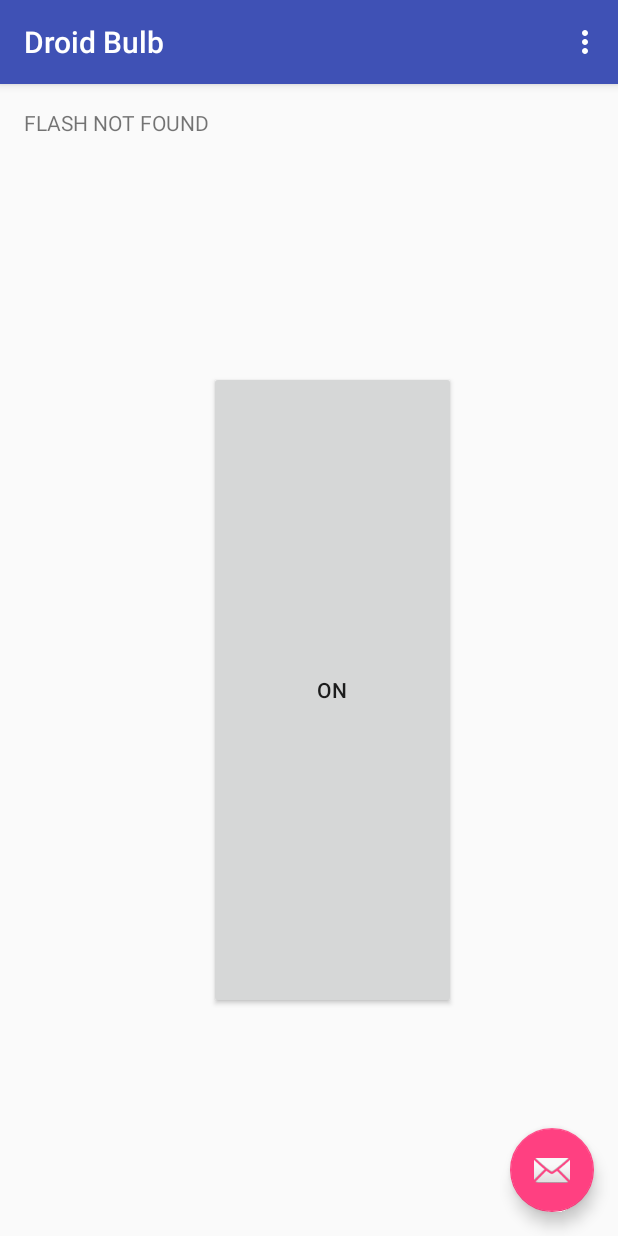
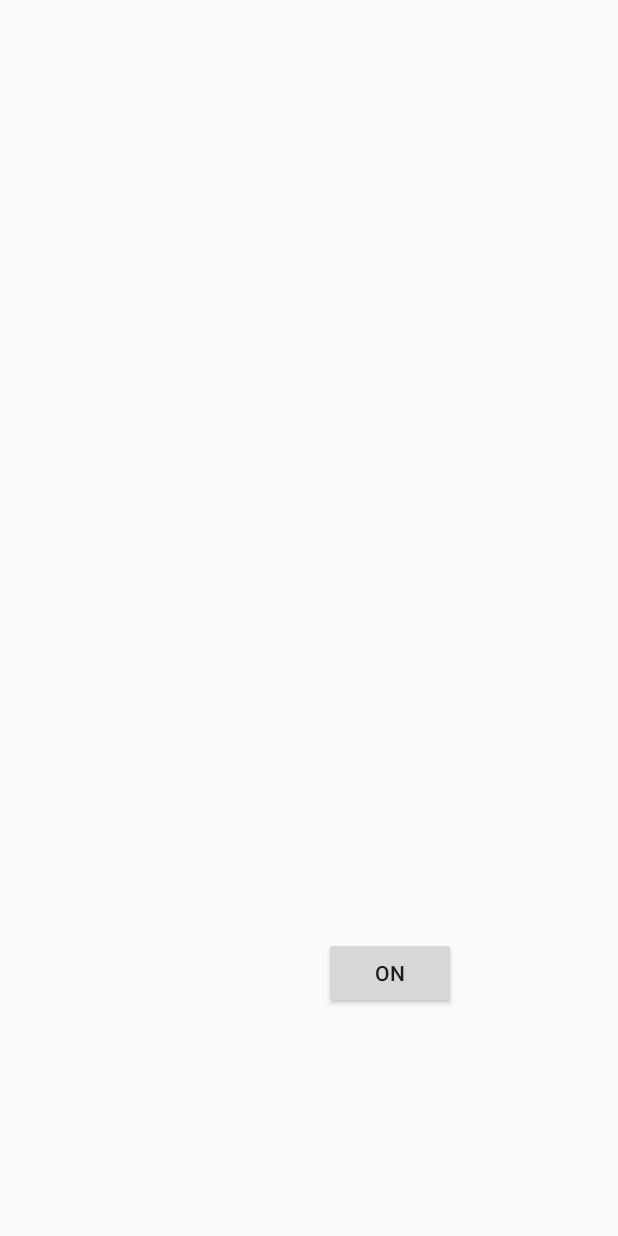
Before and after one commit to rkoeninger/AndroidKotlin, an Android app: the screen it shows after launch (MainActivity), after a tap on "TOGGLE LIGHT", on a phone screen of 412 x 824 dp. Run offline under Robolectric (Android 15) with nearby library versions, the phone set to English and light mode, and no system bars.

Commit message:
Simplified UI, updated to Kotlin 1.1.1

```diff
--- a/app/src/main/kotlin/rkoeninger/droidbulb/MainActivity.kt
+++ b/app/src/main/kotlin/rkoeninger/droidbulb/MainActivity.kt
@@ -4,8 +4,6 @@ import android.content.pm.PackageManager
 import android.hardware.Camera
 import android.hardware.Camera.Parameters
 import android.os.Bundle
-import android.support.design.widget.FloatingActionButton
-import android.support.design.widget.Snackbar
 import android.support.v7.app.AppCompatActivity
 import android.support.v7.widget.Toolbar
 import android.view.View
@@ -19,14 +17,6 @@ class MainActivity : AppCompatActivity() {
     override fun onCreate(savedInstanceState: Bundle?) {
         super.onCreate(savedInstanceState)
         setContentView(R.layout.activity_main)
-        val toolbar = findViewById(R.id.toolbar) as Toolbar
-        setSupportActionBar(toolbar)
-
-        val fab = findViewById(R.id.fab) as FloatingActionButton
-        fab.setOnClickListener { view ->
-            Snackbar.make(view, "Replace with your own action", Snackbar.LENGTH_LONG)
-                    .setAction("Action", null).show()
-        }
     }
 
     override fun onCreateOptionsMenu(menu: Menu): Boolean {
@@ -55,32 +45,32 @@ class MainActivity : AppCompatActivity() {
     fun onLightToggle(@Suppress("UNUSED_PARAMETER") view: View) {
         val butt = findViewById(R.id.toggleButton) as Button
         butt.text = if (butt.text == "On") "Off" else "On"
-        val tv = findViewById(R.id.textView) as TextView
         val flashAvailable = packageManager.hasSystemFeature(PackageManager.FEATURE_CAMERA_FLASH)
-        tv.text = if (flashAvailable) "Flash Available" else "FLASH NOT FOUND"
+
         if (flashAvailable) {
-            val cam = if (camRef.size > 0) {
+            val cam =
+                if (camRef.size > 0) {
                     camRef[0]
                 } else {
                     val c = Camera.open()
                     camRef.add(c)
                     c
                 }
+
             if (cam == null) {
-                tv.text = "No Camera"
                 return
             }
+
             val p = cam.parameters
+
             if (p.flashMode == Parameters.FLASH_MODE_TORCH) {
                 p.flashMode = Parameters.FLASH_MODE_AUTO
                 cam.parameters = p
                 cam.stopPreview()
-                tv.text = "Light Turned Off"
             } else {
                 p.flashMode = Parameters.FLASH_MODE_TORCH
                 cam.parameters = p
                 cam.startPreview()
-                tv.text = "Light Turned On"
             }
         }
     }
--- a/app/src/main/res/layout/activity_main.xml
+++ b/app/src/main/res/layout/activity_main.xml
@@ -7,28 +7,6 @@
     android:fitsSystemWindows="true"
     tools:context="rkoeninger.droidbulb.MainActivity">
 
-    <android.support.design.widget.AppBarLayout
-        android:layout_width="match_parent"
-        android:layout_height="wrap_content"
-        android:theme="@style/AppTheme.AppBarOverlay">
-
-        <android.support.v7.widget.Toolbar
-            android:id="@+id/toolbar"
-            android:layout_width="match_parent"
-            android:layout_height="?attr/actionBarSize"
-            android:background="?attr/colorPrimary"
-            app:popupTheme="@style/AppTheme.PopupOverlay" />
-
-    </android.support.design.widget.AppBarLayout>
-
     <include layout="@layout/content_main" />
 
-    <android.support.design.widget.FloatingActionButton
-        android:id="@+id/fab"
-        android:layout_width="wrap_content"
-        android:layout_height="wrap_content"
-        android:layout_gravity="bottom|end"
-        android:layout_margin="@dimen/fab_margin"
-        app:srcCompat="@android:drawable/ic_dialog_email" />
-
 </android.support.design.widget.CoordinatorLayout>
--- a/app/src/main/res/layout/content_main.xml
+++ b/app/src/main/res/layout/content_main.xml
@@ -13,12 +13,6 @@
     tools:context="rkoeninger.droidbulb.MainActivity"
     tools:showIn="@layout/activity_main">
 
-    <TextView
-        android:layout_width="wrap_content"
-        android:layout_height="wrap_content"
-        android:text="Hello World!"
-        android:id="@+id/textView" />
-
     <Button
         android:layout_width="wrap_content"
         android:layout_height="wrap_content"
@@ -26,9 +20,7 @@
         android:onClick="onLightToggle"
         android:text="Toggle Light"
         android:layout_alignParentBottom="true"
-        android:layout_toRightOf="@+id/textView"
         android:layout_marginBottom="135dp"
-        android:layout_below="@+id/textView"
         android:layout_alignParentRight="true"
         android:layout_alignParentEnd="true"
         android:layout_marginRight="92dp"
--- a/build.gradle
+++ b/build.gradle
@@ -1,12 +1,12 @@
 // Top-level build file where you can add configuration options common to all sub-projects/modules.
 
 buildscript {
-    ext.kotlin_version = '1.0.6'
+    ext.kotlin_version = '1.1.1'
     repositories {
         jcenter()
     }
     dependencies {
-        classpath 'com.android.tools.build:gradle:2.2.3'
+        classpath 'com.android.tools.build:gradle:2.3.0'
         classpath "org.jetbrains.kotlin:kotlin-gradle-plugin:$kotlin_version"
 
         // NOTE: Do not place your application dependencies here; they belong
```
Also changed, not shown: gradle/wrapper/gradle-wrapper.properties, 1 other file. Lines whose indentation alone changed are shown as unchanged.
